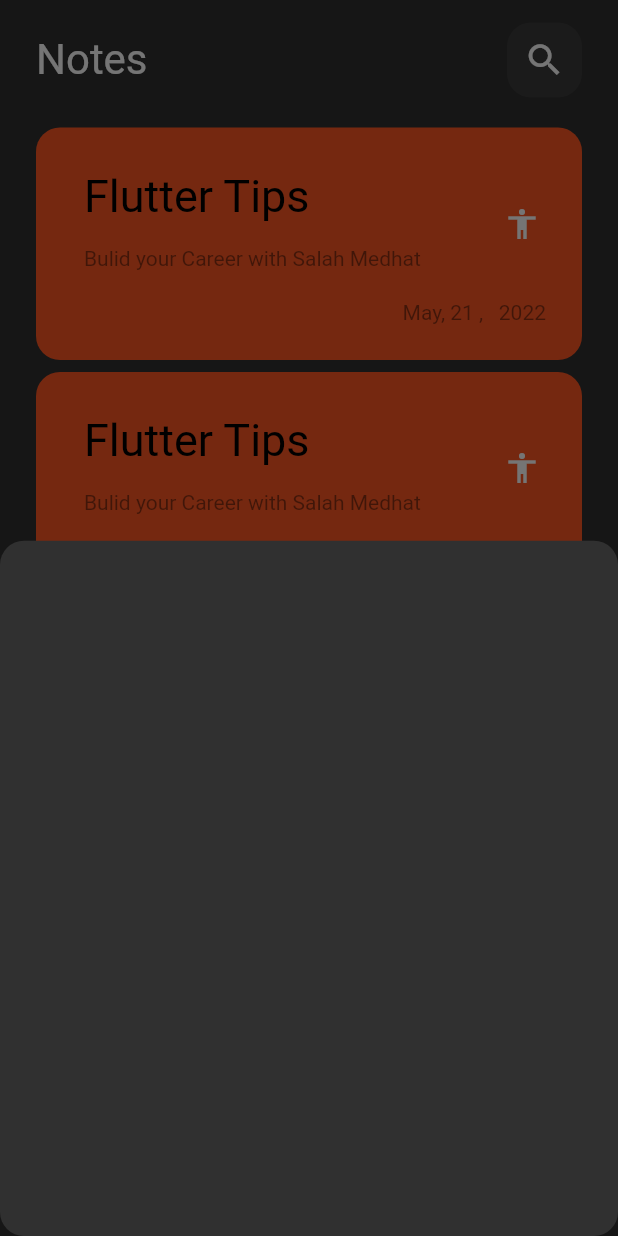
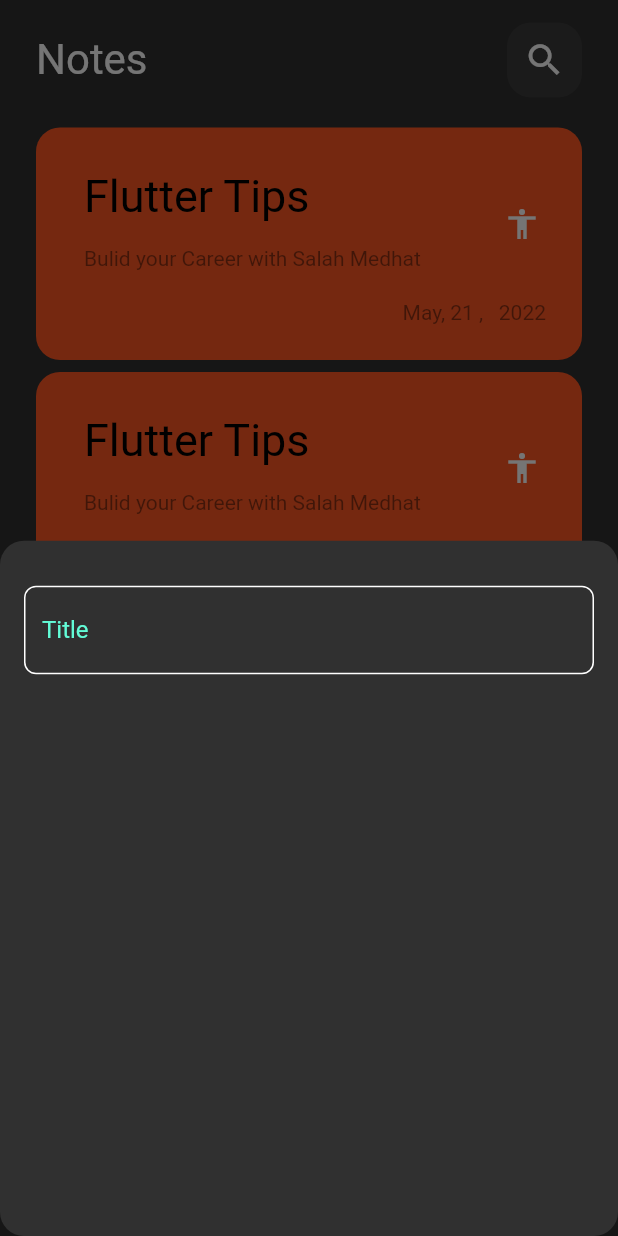
Before and after one commit to SalahLuha/notes_app, a Flutter app: the screen it shows after launch, after a tap on the "add" icon, on a phone screen of 412 x 824 dp. Run offline on Flutter 3.47's test engine with Material 2 defaults, Android fonts, the phone set to English and light mode, and no system bars; Roboto replaces fonts that are missing (Poppins).

Commit message:
Create Custom Text Field

```diff
--- /dev/null
+++ b/lib/constants.dart
@@ -0,0 +1,3 @@
+import 'package:flutter/material.dart';
+
+const kprimaryColor =  Color(0xff62FCD7);
--- a/lib/views/add_note_bottom_sheet.dart
+++ b/lib/views/add_note_bottom_sheet.dart
@@ -1,11 +1,22 @@
 
 import 'package:flutter/material.dart';
+import 'package:notes_app/views/custom_text_field.dart';
 
 class AddNoteBottomSheet extends StatelessWidget {
   const AddNoteBottomSheet({Key? key}) : super(key: key);
 
   @override
   Widget build(BuildContext context) {
-    return Container();
+    return Padding(
+      padding: const EdgeInsets.symmetric(horizontal: 16),
+      child: Column(
+        children: [
+          const SizedBox(
+            height: 30,
+          ),
+          CustomTextField(),
+        ],
+      ),
+    );
   }
 }
--- /dev/null
+++ b/lib/views/custom_text_field.dart
@@ -0,0 +1,28 @@
+import 'package:flutter/material.dart';
+import 'package:notes_app/constants.dart';
+
+class CustomTextField extends StatelessWidget {
+  const CustomTextField({Key? key}) : super(key: key);
+
+  @override
+  Widget build(BuildContext context) {
+    return TextField(
+      cursorColor: kprimaryColor,
+      decoration: InputDecoration(
+        hintText: 'Title',
+        hintStyle: const TextStyle(color: kprimaryColor),
+        border: bulidBorder(),
+        enabledBorder: bulidBorder(),
+        focusedBorder: bulidBorder(kprimaryColor),
+      ),
+    );
+  }
+
+  OutlineInputBorder bulidBorder([color]) {
+    return OutlineInputBorder(
+        borderRadius: BorderRadius.circular(8),
+        borderSide: BorderSide(
+          color: color ?? Colors.white,
+        ));
+  }
+}
```
